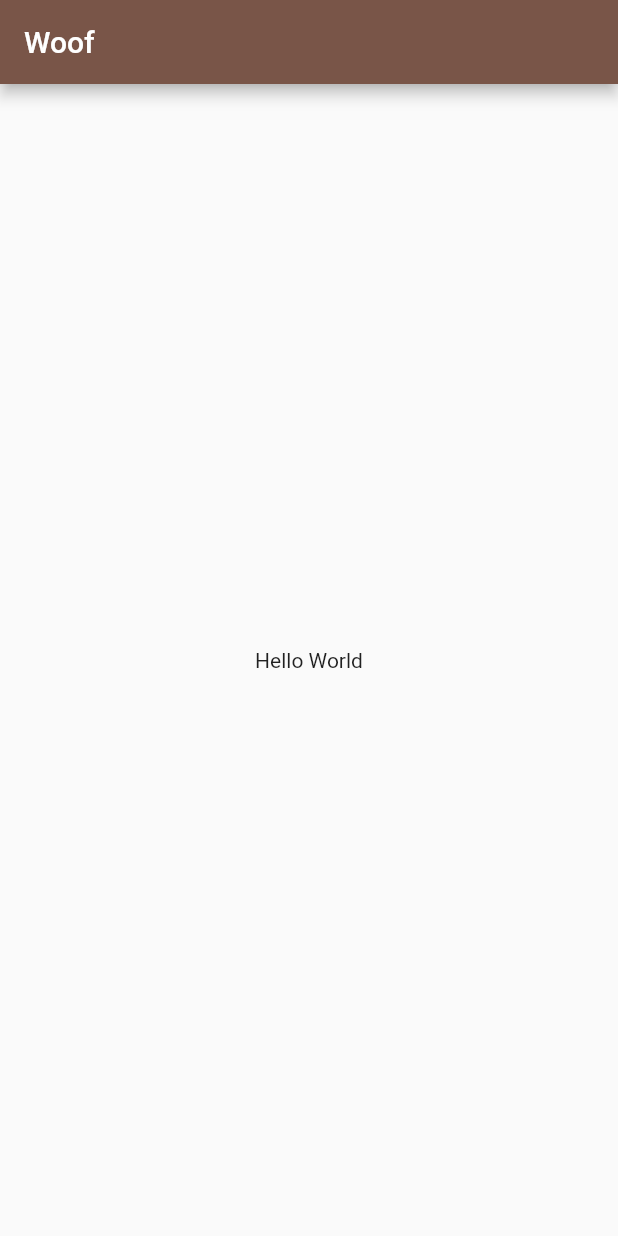
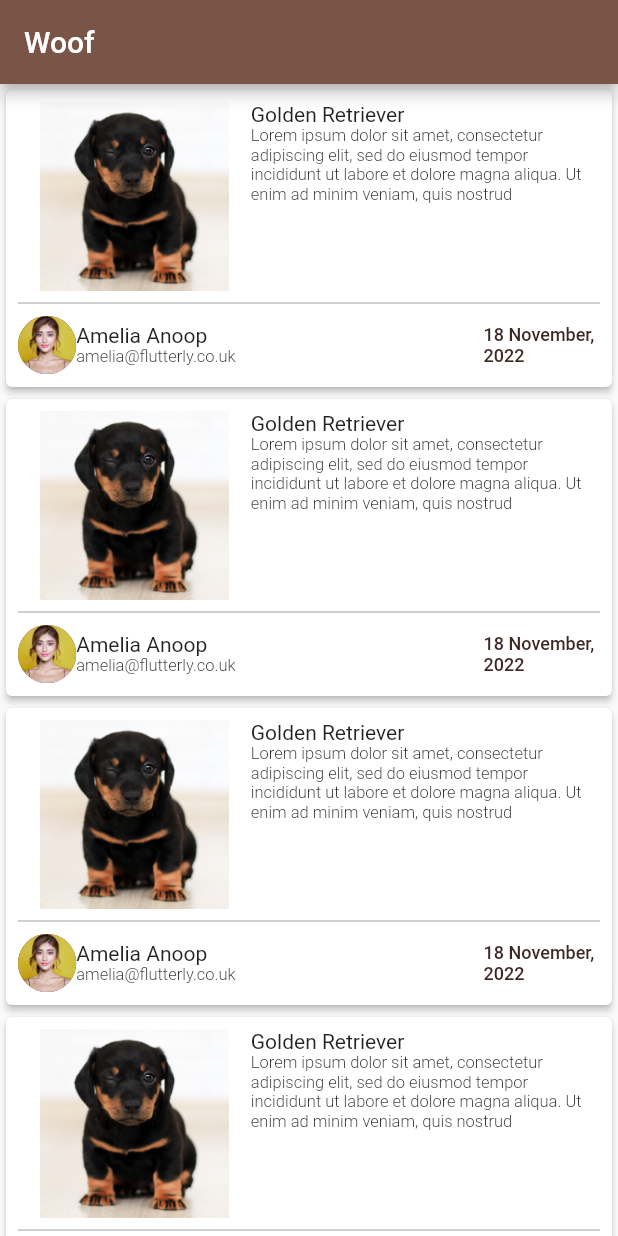
Before and after one commit to its-me-anoop/woof, a Flutter app: the screen it shows after launch, on a phone screen of 412 x 824 dp. Run offline on Flutter 3.47's test engine with Material 2 defaults, Android fonts, the phone set to English and light mode, and no system bars; statements that could not run were skipped.

Commit message:
Timeline ui created

```diff
--- /dev/null
+++ b/lib/helper/demo_values.dart
@@ -0,0 +1,10 @@
+class DemoValues {
+  static final String userImage = "assets/images/user.jpg";
+  static final String postImage = "assets/images/woof.jpg";
+  static final String userName = "Amelia Anoop";
+  static final String userEmail = "amelia@flutterly.co.uk";
+  static final String postTime = "18 November, 2022";
+  static final String postTitle = "Golden Retriever";
+  static final String postSummary =
+      "Lorem ipsum dolor sit amet, consectetur adipiscing elit, sed do eiusmod tempor incididunt ut labore et dolore magna aliqua. Ut enim ad minim veniam, quis nostrud";
+}
--- a/lib/main.dart
+++ b/lib/main.dart
@@ -1,5 +1,5 @@
 import 'package:flutter/material.dart';
-import 'package:woof/view/home_page.dart';
+import 'package:woof/view/pages/home_page.dart';
 
 void main() {
   runApp(const Woof());
--- a/lib/view/home_page.dart
+++ b/lib/view/pages/home_page.dart
@@ -1,4 +1,5 @@
 import 'package:flutter/material.dart';
+import 'package:woof/view/widgets/post_card.dart';
 
 class HomePage extends StatelessWidget {
   const HomePage({super.key});
@@ -9,8 +10,11 @@ class HomePage extends StatelessWidget {
         appBar: AppBar(
           title: const Text("Woof"),
         ),
-        body: const Center(
-          child: Text("Hello World"),
+        body: ListView.builder(
+          itemCount: 5,
+          itemBuilder: (context, index) {
+            return PostCard();
+          },
         ));
   }
 }
--- /dev/null
+++ b/lib/view/presentation/themes.dart
@@ -0,0 +1,24 @@
+import 'package:flutter/material.dart';
+
+class TextThemes {
+  static final TextStyle title = TextStyle(
+    fontSize: 24,
+    fontWeight: FontWeight.w600,
+  );
+
+  static final TextStyle subtitle = TextStyle(
+    fontSize: 14,
+    fontWeight: FontWeight.w500,
+  );
+
+  static final TextStyle body = TextStyle(
+    fontSize: 11,
+    fontWeight: FontWeight.w300,
+  );
+
+  static final TextStyle dateStyle = TextStyle(
+    fontSize: 12,
+    fontWeight: FontWeight.w500,
+    color: Colors.brown[900],
+  );
+}
--- /dev/null
+++ b/lib/view/widgets/post_card.dart
@@ -0,0 +1,151 @@
+import 'package:flutter/material.dart';
+import 'package:woof/helper/demo_values.dart';
+import 'package:woof/view/presentation/themes.dart';
+
+class PostCard extends StatelessWidget {
+  const PostCard({super.key});
+
+  @override
+  Widget build(BuildContext context) {
+    return AspectRatio(
+      aspectRatio: 6 / 3,
+      child: Card(
+        elevation: 2,
+        child: Container(
+            margin: const EdgeInsets.all(4),
+            padding: const EdgeInsets.all(4),
+            child: Column(children: [
+              _Post(),
+              Divider(
+                color: Colors.grey,
+              ),
+              _PostDetails()
+            ])),
+      ),
+    );
+  }
+}
+
+class _Post extends StatelessWidget {
+  const _Post();
+
+  @override
+  Widget build(BuildContext context) {
+    return Expanded(
+      flex: 3,
+      child: Row(
+        children: [_PostImage(), _PostTitleAndSummary()],
+      ),
+    );
+  }
+}
+
+class _PostTitleAndSummary extends StatelessWidget {
+  const _PostTitleAndSummary();
+
+  @override
+  Widget build(BuildContext context) {
+    final TextStyle? titleTheme = TextThemes.title;
+    final TextStyle? summaryTheme = TextThemes.body;
+    final String title = DemoValues.postTitle;
+    final String summary = DemoValues.postSummary;
+
+    return Expanded(
+      flex: 3,
+      child: Column(
+        crossAxisAlignment: CrossAxisAlignment.start,
+        mainAxisAlignment: MainAxisAlignment.start,
+        children: [
+          Text(
+            title,
+            style: titleTheme,
+          ),
+          Text(
+            summary,
+            style: summaryTheme,
+          )
+        ],
+      ),
+    );
+  }
+}
+
+class _PostImage extends StatelessWidget {
+  const _PostImage();
+
+  @override
+  Widget build(BuildContext context) {
+    return Expanded(
+      flex: 2,
+      child: Image.asset(DemoValues.postImage),
+    );
+  }
+}
+
+class _PostDetails extends StatelessWidget {
+  const _PostDetails();
+
+  @override
+  Widget build(BuildContext context) {
+    return Row(
+      children: [_UserImage(), _UserNameAndEmail(), _PostTimeStamp()],
+    );
+  }
+}
+
+class _UserNameAndEmail extends StatelessWidget {
+  const _UserNameAndEmail();
+
+  @override
+  Widget build(BuildContext context) {
+    final TextStyle? nameTheme = TextThemes.subtitle;
+    final TextStyle? emailTheme = TextThemes.body;
+
+    return Expanded(
+      flex: 7,
+      child: Column(
+        mainAxisAlignment: MainAxisAlignment.start,
+        crossAxisAlignment: CrossAxisAlignment.start,
+        children: [
+          Text(
+            DemoValues.userName,
+            style: nameTheme,
+          ),
+          Text(
+            DemoValues.userEmail,
+            style: emailTheme,
+          )
+        ],
+      ),
+    );
+  }
+}
+
+class _UserImage extends StatelessWidget {
+  const _UserImage();
+
+  @override
+  Widget build(BuildContext context) {
+    return Expanded(
+      flex: 1,
+      child: CircleAvatar(backgroundImage: AssetImage(DemoValues.userImage)),
+    );
+  }
+}
+
+class _PostTimeStamp extends StatelessWidget {
+  const _PostTimeStamp();
+
+  @override
+  Widget build(BuildContext context) {
+    final TextStyle? timeTheme = TextThemes.dateStyle;
+
+    return Expanded(
+      flex: 2,
+      child: Text(
+        DemoValues.postTime,
+        style: timeTheme,
+      ),
+    );
+  }
+}
--- a/pubspec.yaml
+++ b/pubspec.yaml
@@ -21,9 +21,9 @@ flutter:
   uses-material-design: true
 
   # To add assets to your application, add an assets section, like this:
-  # assets:
-  #   - images/a_dot_burr.jpeg
-  #   - images/a_dot_ham.jpeg
+  assets:
+    - assets/images/woof.jpg
+    - assets/images/user.jpg
 
   # To add custom fonts to your application, add a fonts section here,
   # in this "flutter" section. Each entry in this list should have a
```
Also changed, not shown: assets/images/user.jpg (added), assets/images/woof.jpg (added), 4 other files.
